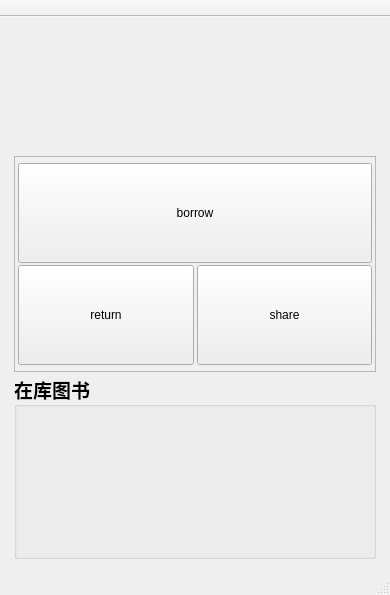
WillsonLee/ShareBooks, file mainwindow.ui: the form before one commit.
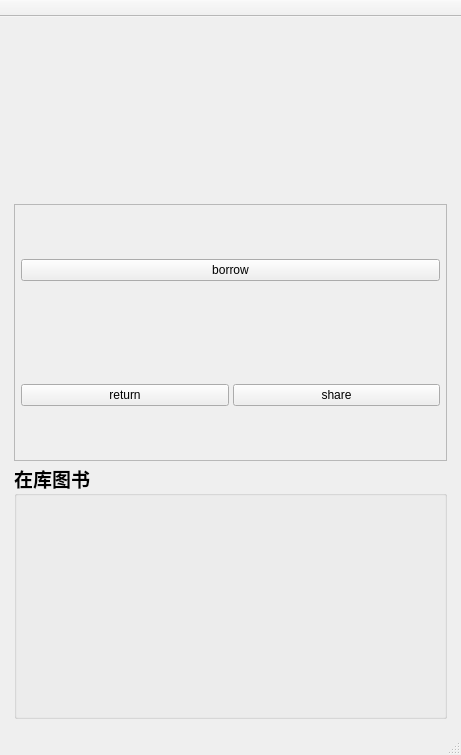
The form after the commit. Custom widgets are drawn as their Qt base class.

Commit message: 修改了主页按钮大小;更改与添加了部分任务;向tasks.md添加了目录说明

What changed in the file:
```diff
--- a/mainwindow.ui
+++ b/mainwindow.ui
@@ -6,8 +6,8 @@
    <rect>
     <x>0</x>
     <y>0</y>
-    <width>390</width>
-    <height>595</height>
+    <width>461</width>
+    <height>755</height>
    </rect>
   </property>
   <property name="windowTitle">
@@ -67,7 +67,22 @@
           <property name="frameShadow">
            <enum>QFrame::Raised</enum>
           </property>
-          <layout class="QVBoxLayout" name="control_layout" stretch="1,1">
+          <layout class="QGridLayout" name="gridLayout_2" columnstretch="0">
+           <property name="leftMargin">
+            <number>3</number>
+           </property>
+           <property name="topMargin">
+            <number>6</number>
+           </property>
+           <property name="rightMargin">
+            <number>3</number>
+           </property>
+           <property name="bottomMargin">
+            <number>6</number>
+           </property>
+           <item row="0" column="0">
+            <widget class="QWidget" name="borrow_container" native="true">
+             <layout class="QVBoxLayout" name="verticalLayout">
            <property name="spacing">
             <number>2</number>
            </property>
@@ -75,20 +90,26 @@
             <number>3</number>
            </property>
            <property name="topMargin">
-            <number>6</number>
+               <number>3</number>
            </property>
            <property name="rightMargin">
             <number>3</number>
            </property>
            <property name="bottomMargin">
-            <number>6</number>
-           </property>
-           <item>
+               <number>3</number>
+              </property>
+              <item alignment="Qt::AlignVCenter">
             <widget class="QPushButton" name="borrow_button">
+                <property name="sizePolicy">
+                 <sizepolicy hsizetype="Minimum" vsizetype="Maximum">
+                  <horstretch>0</horstretch>
+                  <verstretch>0</verstretch>
+                 </sizepolicy>
+                </property>
              <property name="minimumSize">
               <size>
                <width>0</width>
-               <height>100</height>
+                  <height>0</height>
               </size>
              </property>
              <property name="text">
@@ -96,30 +117,39 @@
              </property>
             </widget>
            </item>
-           <item>
-            <widget class="QWidget" name="widget" native="true">
+             </layout>
+            </widget>
+           </item>
+           <item row="1" column="0">
+            <widget class="QWidget" name="return_container" native="true">
              <layout class="QHBoxLayout" name="horizontalLayout">
               <property name="spacing">
-               <number>3</number>
+               <number>4</number>
               </property>
               <property name="leftMargin">
-               <number>0</number>
+               <number>3</number>
               </property>
               <property name="topMargin">
-               <number>0</number>
+               <number>3</number>
               </property>
               <property name="rightMargin">
-               <number>0</number>
+               <number>3</number>
               </property>
               <property name="bottomMargin">
-               <number>0</number>
+               <number>3</number>
               </property>
               <item>
                <widget class="QPushButton" name="return_button">
+                <property name="sizePolicy">
+                 <sizepolicy hsizetype="Minimum" vsizetype="Maximum">
+                  <horstretch>0</horstretch>
+                  <verstretch>0</verstretch>
+                 </sizepolicy>
+                </property>
                 <property name="minimumSize">
                  <size>
                   <width>0</width>
-                  <height>100</height>
+                  <height>0</height>
                  </size>
                 </property>
                 <property name="text">
@@ -129,10 +159,16 @@
               </item>
               <item>
                <widget class="QPushButton" name="share_button">
+                <property name="sizePolicy">
+                 <sizepolicy hsizetype="Minimum" vsizetype="Maximum">
+                  <horstretch>0</horstretch>
+                  <verstretch>0</verstretch>
+                 </sizepolicy>
+                </property>
                 <property name="minimumSize">
                  <size>
                   <width>0</width>
-                  <height>100</height>
+                  <height>0</height>
                  </size>
                 </property>
                 <property name="text">
```
Left out of the diff: 2 changed lines with no effect on the pictures. Lines whose indentation alone changed are shown as unchanged. The commit also changes 2 other files.
